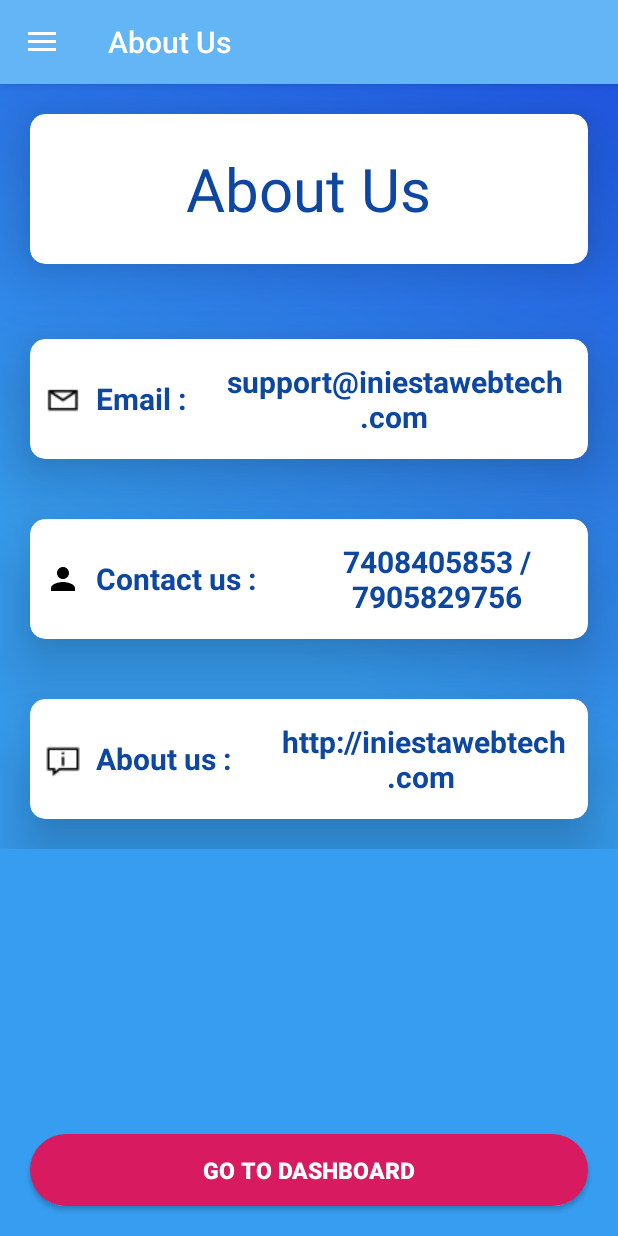
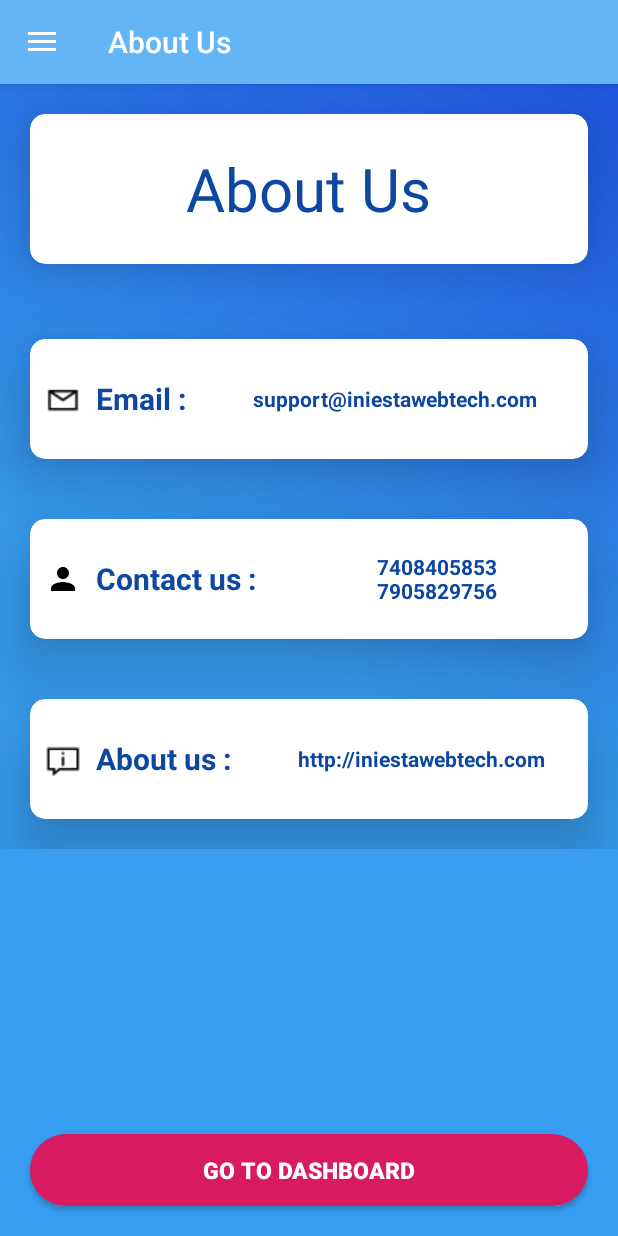
Before and after one commit to djain5888/Quizapp, an Android app: the fragment AboutUsFragment placed in its activity, on a phone screen of 412 x 824 dp. Run offline under Robolectric (Android 15) with nearby library versions, the phone set to English and light mode, and no system bars; our stand-ins replace Volley; network calls fail; 1 statement that could not run was skipped.

Commit message:
3 fragments completed: profile, feedback, about us

```diff
--- a/app/src/main/res/layout/fragment_about_us.xml
+++ b/app/src/main/res/layout/fragment_about_us.xml
@@ -69,7 +69,7 @@
                     android:gravity="center"
                     android:text="support@iniestawebtech.com"
                     android:textColor="@color/blue_900"
-                    android:textSize="20sp"
+                    android:textSize="14sp"
                     android:textStyle="bold" />
 
             </LinearLayout>
@@ -110,9 +110,9 @@
                     android:layout_width="match_parent"
                     android:layout_height="match_parent"
                     android:gravity="center"
-                    android:text="7408405853 / 7905829756"
+                    android:text="7408405853\n7905829756"
                     android:textColor="@color/blue_900"
-                    android:textSize="20sp"
+                    android:textSize="14sp"
                     android:textStyle="bold" />
 
             </LinearLayout>
@@ -156,7 +156,7 @@
                     android:gravity="center"
                     android:textColor="@color/blue_900"
                     android:text="http://iniestawebtech.com "
-                    android:textSize="20sp"
+                    android:textSize="14sp"
                     android:textStyle="bold" />
 
             </LinearLayout>
--- a/app/src/main/res/layout/recycler_group.xml
+++ b/app/src/main/res/layout/recycler_group.xml
@@ -22,7 +22,7 @@
         android:orientation="horizontal">
 
         <ImageView
-            android:layout_weight=".40"
+            android:layout_weight=".35"
             android:src="@mipmap/ic_launcher"
             android:id="@+id/imageGroup"
             android:layout_width="0dp"
@@ -30,7 +30,7 @@
             android:layout_gravity="center_horizontal" />
 
         <TextView
-            android:layout_weight=".60"
+            android:layout_weight=".65"
             android:id="@+id/group"
             android:layout_width="0dp"
             android:layout_height="wrap_content"
@@ -38,7 +38,7 @@
             android:fontFamily="serif"
             android:text="Group Name"
             android:textAlignment="center"
-            android:textColor="@color/grey_80"
+            android:textColor="#ffffff"
             android:textSize="20dp"
             android:textStyle="italic" />
 
```
Also changed, not shown: app/src/main/java/com/kavita/quiztest/Adapter/GroupAdapter.java (+4 -4 lines).
